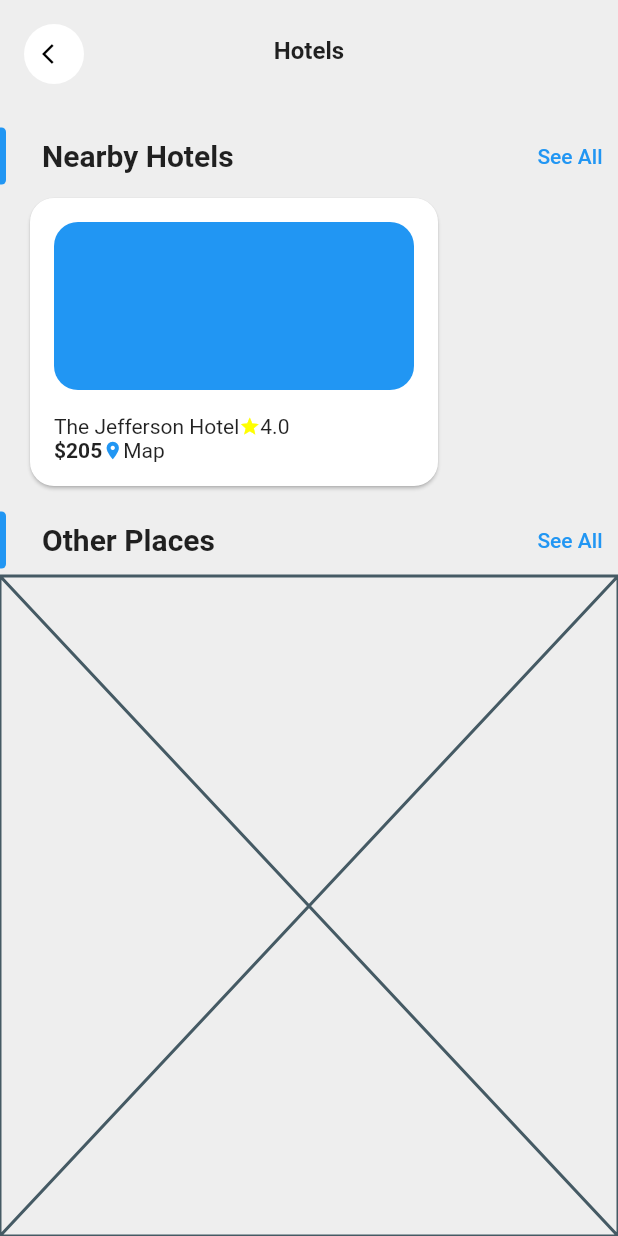
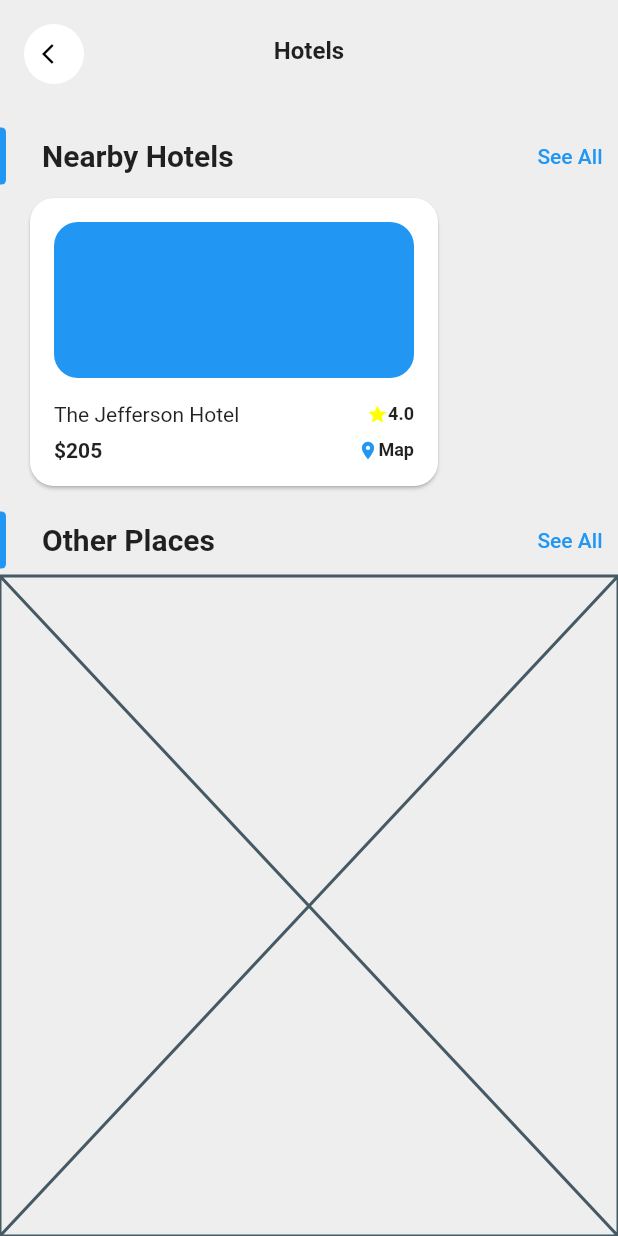
Before and after one commit to JAICHANGPARK/flutter_notebook_19th_story, a Flutter app: the screen it shows after launch, on a phone screen of 412 x 824 dp. Run offline on Flutter 3.47's test engine with Material 2 defaults, Android fonts, the phone set to English and light mode, and no system bars; our stand-ins replace cached_network_image, countup, fl_chart, flutter_riverpod, freezed_annotation, smooth_page_indicator and 1 more.

Commit message:
Update class_hotel_page.dart

```diff
--- a/lib/ep1130_classified_app/src/class_hotel_page.dart
+++ b/lib/ep1130_classified_app/src/class_hotel_page.dart
@@ -96,9 +96,7 @@ class _ClassHotelPageState extends State<ClassHotelPage> {
                           SizedBox(
                             width: 280,
                             child: Card(
-                              shape: RoundedRectangleBorder(
-                                borderRadius: BorderRadius.circular(16)
-                              ),
+                              shape: RoundedRectangleBorder(borderRadius: BorderRadius.circular(16)),
                               child: Padding(
                                 padding: const EdgeInsets.all(16.0),
                                 child: Column(
@@ -106,41 +104,56 @@ class _ClassHotelPageState extends State<ClassHotelPage> {
                                   children: [
                                     Expanded(
                                       child: Container(
-                                        decoration: BoxDecoration(
-                                          color: Colors.blue,
-                                            borderRadius: BorderRadius.circular(16)
-                                        ),
+                                        decoration:
+                                            BoxDecoration(color: Colors.blue, borderRadius: BorderRadius.circular(16)),
                                       ),
                                     ),
-                                    SizedBox(height: 16,),
+                                    SizedBox(
+                                      height: 16,
+                                    ),
                                     Column(
                                       crossAxisAlignment: CrossAxisAlignment.start,
                                       children: [
                                         Row(
                                           children: [
                                             Text("The Jefferson Hotel"),
+                                            Spacer(),
                                             Icon(
                                               Icons.star,
                                               size: 14,
                                               color: Colors.yellowAccent,
                                             ),
-                                            Text("4.0")
+                                            Text("4.0",
+                                              style: TextStyle(
+                                                  fontWeight: FontWeight.bold,
+                                                  fontSize: 12
+                                              ),
+                                            )
                                           ],
                                         ),
+                                        SizedBox(
+                                          height: 8,
+                                        ),
                                         Row(
-                                          children: [
+                                          children: const [
                                             Text(
                                               "\$205",
                                               style: TextStyle(
                                                 fontWeight: FontWeight.bold,
                                               ),
                                             ),
+                                            Spacer(),
                                             Icon(
                                               Icons.location_on,
                                               size: 14,
                                               color: Colors.blue,
                                             ),
-                                            Text("Map")
+                                            Text("Map",
+                                              style: TextStyle(
+                                                fontWeight: FontWeight.bold,
+                                                fontSize: 12
+                                              ),
+                                            )
                                           ],
                                         ),
                                       ],
```
